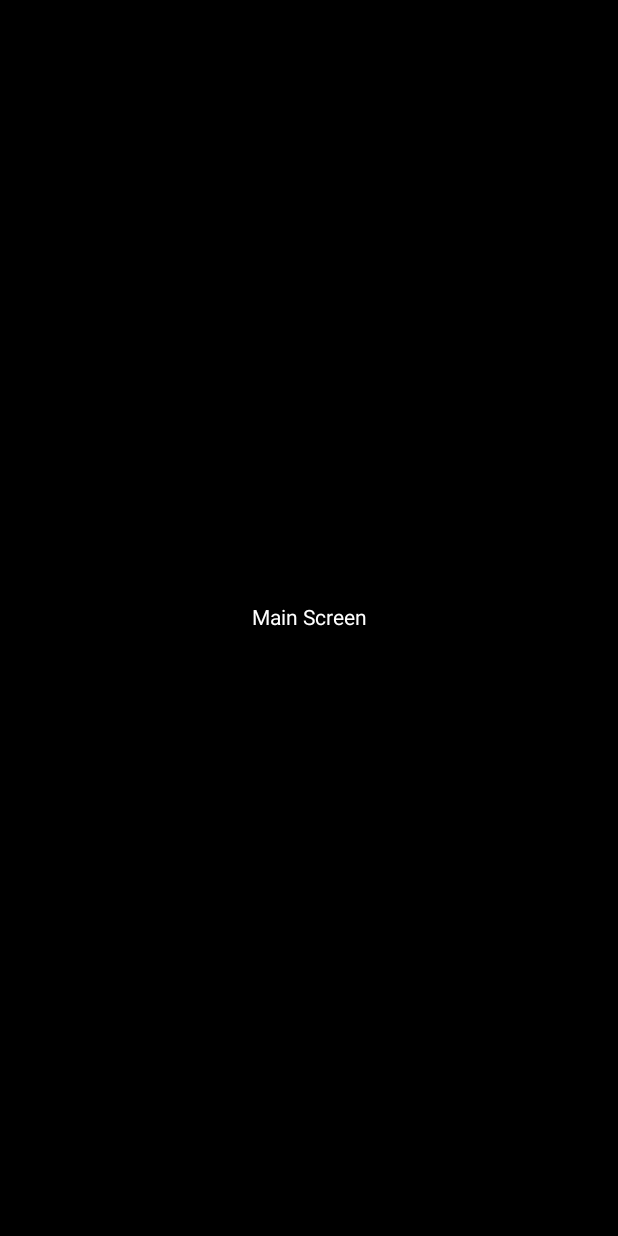
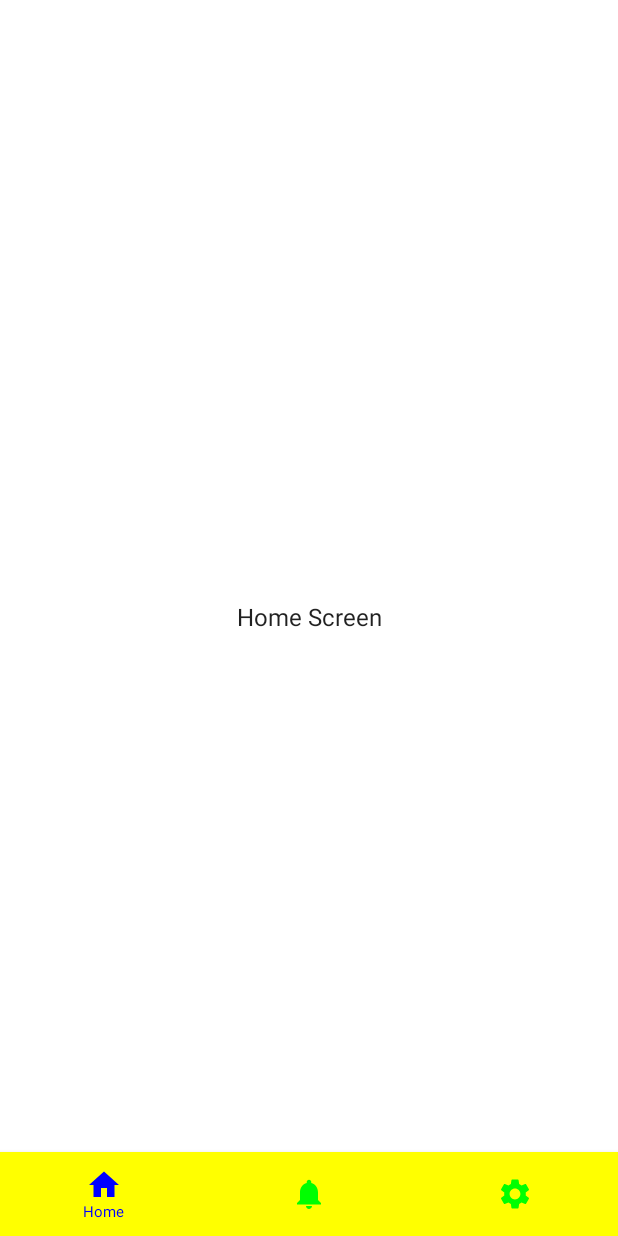
Before and after one commit to RagulMohankumarr/Jetpack-Compose, an Android app built with Jetpack Compose: the screen it shows after launch (MainActivity), on a phone screen of 412 x 824 dp. Before the commit the screen is almost empty. Run offline under Robolectric (Android 15) with nearby library versions, the phone set to English and light mode, and no system bars; our stand-ins replace constraintlayout-compose.

Commit message:
Jetpack Compose - Bottom Navigation Bar with Badges

```diff
--- /dev/null
+++ b/app/src/main/java/com/example/jetpackcomposesample/BottomNavigationBarItem.kt
@@ -0,0 +1,10 @@
+package com.example.jetpackcomposesample
+
+import androidx.compose.ui.graphics.vector.ImageVector
+
+data class BottomNavigationBarItem(
+    var name: String,
+    var route: String,
+    var icon: ImageVector,
+    var badgeCount: Int = 0
+)
--- a/app/src/main/java/com/example/jetpackcomposesample/MainActivity.kt
+++ b/app/src/main/java/com/example/jetpackcomposesample/MainActivity.kt
@@ -19,8 +19,12 @@ import androidx.compose.foundation.shape.RoundedCornerShape
 import androidx.compose.material.*
 import androidx.compose.material.icons.Icons
 import androidx.compose.material.icons.filled.ArrowDropDown
+import androidx.compose.material.icons.filled.Home
+import androidx.compose.material.icons.filled.Notifications
+import androidx.compose.material.icons.filled.Settings
 import androidx.compose.runtime.*
 import androidx.compose.ui.Alignment
+import androidx.compose.ui.Alignment.Companion.CenterHorizontally
 import androidx.compose.ui.ExperimentalComposeUiApi
 import androidx.compose.ui.Modifier
 import androidx.compose.ui.draw.alpha
@@ -63,8 +67,10 @@ import androidx.constraintlayout.compose.ConstraintLayout
 import androidx.constraintlayout.compose.ConstraintSet
 import androidx.constraintlayout.compose.Dimension
 import androidx.navigation.NavController
+import androidx.navigation.NavHostController
 import androidx.navigation.compose.NavHost
 import androidx.navigation.compose.composable
+import androidx.navigation.compose.currentBackStackEntryAsState
 import androidx.navigation.compose.rememberNavController
 import com.example.jetpackcomposesample.ui.theme.JetpackComposeSampleTheme
 import kotlinx.coroutines.delay
@@ -81,57 +87,137 @@ class MainActivity : ComponentActivity() {
         super.onCreate(savedInstanceState)
 
         setContent {
-            Surface(color = Black,modifier = Modifier.fillMaxSize()) {
-                Navigation()
+            JetpackComposeSampleTheme {
+                val navController = rememberNavController()
+                Scaffold(bottomBar = {
+                    BottomNavigationBar(
+                        items = listOf(
+                            BottomNavigationBarItem(
+                                name = "Home",
+                                route = "home",
+                                icon = Icons.Default.Home
+                            ),
+                            BottomNavigationBarItem(
+                                name = "Chat",
+                                route = "chat",
+                                icon = Icons.Default.Notifications
+                            ),
+                            BottomNavigationBarItem(
+                                name = "Settings",
+                                route = "settings",
+                                icon = Icons.Default.Settings
+                            )
+                        ),
+                        navController = navController,
+                        onItemClick = {
+                            navController.navigate(it.route)
+                        }
+
+                    )
+                }) {
+                    Navigation(navController = navController)
+                }
             }
         }
     }
 }
 
+@OptIn(ExperimentalMaterialApi::class)
 @Composable
-fun Navigation() {
-    val navController = rememberNavController()
-    NavHost(navController = navController, startDestination = "splash_screen") {
-        composable("splash_screen") {
-            SplashScreen(navController)
+fun BottomNavigationBar(
+    items: List<BottomNavigationBarItem>,
+    navController: NavHostController,
+    modifier: Modifier = Modifier,
+    onItemClick: (BottomNavigationBarItem) -> Unit
+) {
+    val backStackEntry = navController.currentBackStackEntryAsState()
+    BottomNavigation(
+        modifier = modifier,
+        backgroundColor = Yellow,
+        elevation = 5.dp
+    ) {
+        items.forEach { item ->
+            var selected = item.route == backStackEntry.value?.destination?.route
+            BottomNavigationItem(
+                selected = selected,
+                onClick = { onItemClick(item) },
+                selectedContentColor = Blue,
+                unselectedContentColor = Green,
+                icon = {
+                    Column(horizontalAlignment = CenterHorizontally) {
+                        if (item.badgeCount > 0) {
+                            BadgeBox(
+                                badgeContent = {
+                                    Text(text = item.badgeCount.toString())
+                                }
+                            ) {
+                                Icon(
+                                    imageVector = item.icon,
+                                    contentDescription = item.name
+                                )
+                            }
+                        } else {
+                            Icon(
+                                imageVector = item.icon,
+                                contentDescription = item.name
+                            )
+                        }
+                        if (selected) {
+                            Text(
+                                text = item.name,
+                                textAlign = TextAlign.Center,
+                                fontSize = 10.sp
+                            )
+                        }
+                    }
+                }
+            )
         }
-        composable("main_screen") {
-            Box(
-                modifier = Modifier.fillMaxSize(),
-                contentAlignment = Alignment.Center
-            ) {
-                Text(text = "Main Screen", color = Color.White)
-            }
+    }
+}
+
+
+@Composable
+fun Navigation(navController: NavHostController) {
+    NavHost(navController = navController, startDestination = "home") {
+        composable("home") {
+            HomeScreen()
+        }
+        composable("chat") {
+            ChatScreen()
+        }
+        composable("settings") {
+            SettingsScreen()
         }
     }
 }
 
 @Composable
-fun SplashScreen(navController: NavController) {
-    var scale = remember {
-        Animatable(0f)
-    }
-    LaunchedEffect(key1 = true) {
-        scale.animateTo(
-            targetValue = 0.3f,
-            animationSpec = tween(
-                durationMillis = 500,
-                easing = {
-                    OvershootInterpolator(2f).getInterpolation(it)
-                }
-            )
-        )
-        delay(3000L)
-        navController.navigate("main_screen")
-    }
+fun HomeScreen() {
     Box(
-        modifier = Modifier.fillMaxSize(),
-        contentAlignment = Alignment.Center
+        contentAlignment = Alignment.Center,
+        modifier = Modifier.fillMaxSize()
     ) {
-        Image(
-            painter = painterResource(id = R.drawable.logo1),
-            contentDescription = "Logo1",
-            modifier = Modifier.scale(scale.value)
-        )
+        Text("Home Screen")
     }
 }
+
+@Composable
+fun ChatScreen() {
+    Box(
+        contentAlignment = Alignment.Center,
+        modifier = Modifier.fillMaxSize()
+    ) {
+        Text("Chat Screen")
+    }
+}
+
+@Composable
+fun SettingsScreen() {
+    Box(
+        contentAlignment = Alignment.Center,
+        modifier = Modifier.fillMaxSize()
+    ) {
+        Text("Settings Screen")
+    }
+}
```
